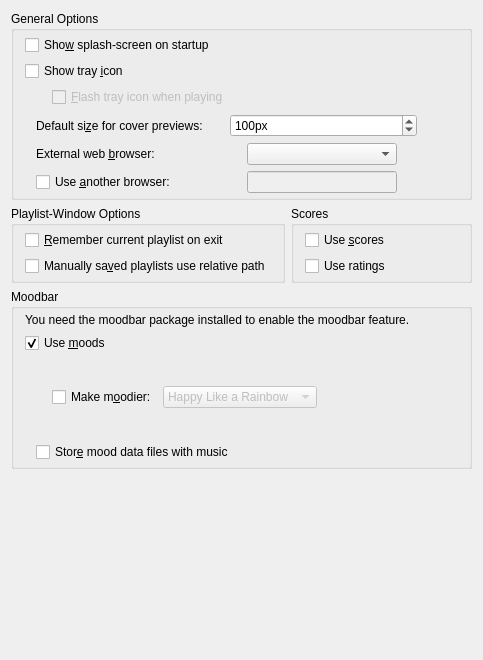
This is src/configdialog/dialogs/GeneralConfig.ui in KDE/amarok as Qt 5 draws it before an edit. The edited form follows.
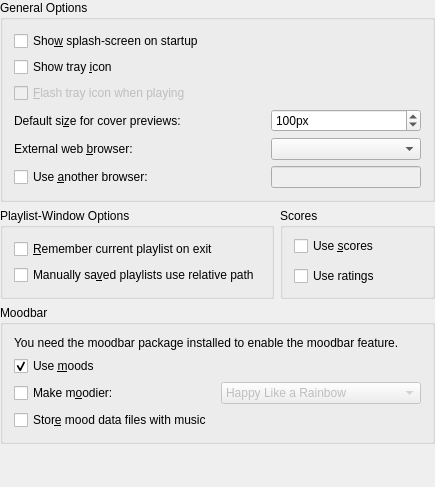
This is the edited form. Custom widgets are drawn as their Qt base class.

Commit message: Update config ui, merged two radio buttons, we have a lot more space now ~yay

```diff
--- a/src/configdialog/dialogs/GeneralConfig.ui
+++ b/src/configdialog/dialogs/GeneralConfig.ui
@@ -5,98 +5,21 @@
    <rect>
     <x>0</x>
     <y>0</y>
-    <width>478</width>
-    <height>660</height>
+    <width>435</width>
+    <height>487</height>
    </rect>
   </property>
-  <property name="sizePolicy" >
-   <sizepolicy vsizetype="Fixed" hsizetype="Fixed" >
-    <horstretch>0</horstretch>
-    <verstretch>0</verstretch>
-   </sizepolicy>
-  </property>
   <layout class="QGridLayout" name="gridLayout" >
+   <property name="margin" >
+    <number>0</number>
+   </property>
    <item row="0" column="0" >
     <widget class="QGroupBox" name="generalBox" >
      <property name="title" >
       <string>General Options</string>
      </property>
-     <layout class="QVBoxLayout" >
-      <property name="spacing" >
-       <number>6</number>
-      </property>
-      <property name="leftMargin" >
-       <number>11</number>
-      </property>
-      <property name="topMargin" >
-       <number>4</number>
-      </property>
-      <property name="rightMargin" >
-       <number>11</number>
-      </property>
-      <property name="bottomMargin" >
-       <number>4</number>
-      </property>
-      <item>
-       <widget class="QCheckBox" name="kcfg_ShowSplashscreen" >
-        <property name="toolTip" >
-         <string>Check to enable the splashscreen during Amarok startup.</string>
-        </property>
-        <property name="whatsThis" >
-         <string>Check to enable the splashscreen during Amarok startup.</string>
-        </property>
-        <property name="text" >
-         <string>Sho&amp;w splash-screen on startup</string>
-        </property>
-       </widget>
-      </item>
-      <item>
-       <widget class="QCheckBox" name="kcfg_ShowTrayIcon" >
-        <property name="toolTip" >
-         <string>Check to enable the Amarok system tray icon.</string>
-        </property>
-        <property name="whatsThis" >
-         <string>Check to enable the Amarok system tray icon.</string>
-        </property>
-        <property name="text" >
-         <string>Show tray &amp;icon</string>
-        </property>
-       </widget>
-      </item>
-      <item>
-       <layout class="QHBoxLayout" >
-        <property name="spacing" >
-         <number>6</number>
-        </property>
-        <property name="leftMargin" >
-         <number>11</number>
-        </property>
-        <property name="topMargin" >
-         <number>0</number>
-        </property>
-        <property name="rightMargin" >
-         <number>11</number>
-        </property>
-        <property name="bottomMargin" >
-         <number>0</number>
-        </property>
-        <item>
-         <spacer>
-          <property name="orientation" >
-           <enum>Qt::Vertical</enum>
-          </property>
-          <property name="sizeType" >
-           <enum>QSizePolicy::Expanding</enum>
-          </property>
-          <property name="sizeHint" stdset="0" >
-           <size>
-            <width>16</width>
-            <height>21</height>
-           </size>
-          </property>
-         </spacer>
-        </item>
-        <item>
+     <layout class="QGridLayout" name="gridLayout_2" >
+      <item row="2" column="0" colspan="3" >
          <widget class="QCheckBox" name="kcfg_AnimateTrayIcon" >
           <property name="enabled" >
            <bool>false</bool>
@@ -112,26 +35,7 @@
           </property>
          </widget>
         </item>
-       </layout>
-      </item>
-      <item>
-       <layout class="QHBoxLayout" >
-        <property name="spacing" >
-         <number>6</number>
-        </property>
-        <property name="leftMargin" >
-         <number>11</number>
-        </property>
-        <property name="topMargin" >
-         <number>0</number>
-        </property>
-        <property name="rightMargin" >
-         <number>11</number>
-        </property>
-        <property name="bottomMargin" >
-         <number>0</number>
-        </property>
-        <item>
+      <item row="3" column="0" colspan="2" >
          <widget class="QLabel" name="textLabel1" >
           <property name="toolTip" >
            <string>Size of the cover image in the context viewer in pixels.</string>
@@ -150,7 +54,7 @@
           </property>
          </widget>
         </item>
-        <item>
+      <item row="3" column="2" >
          <widget class="QSpinBox" name="kcfg_CoverPreviewSize" >
           <property name="toolTip" >
            <string>Size of the cover images in the context viewer in pixels.</string>
@@ -172,49 +76,8 @@
           </property>
          </widget>
         </item>
-        <item>
-         <spacer>
-          <property name="orientation" >
-           <enum>Qt::Vertical</enum>
-          </property>
-          <property name="sizeType" >
-           <enum>QSizePolicy::Expanding</enum>
-          </property>
-          <property name="sizeHint" stdset="0" >
-           <size>
-            <width>30</width>
-            <height>20</height>
-           </size>
-          </property>
-         </spacer>
-        </item>
-       </layout>
-      </item>
-      <item>
-       <layout class="QHBoxLayout" >
-        <property name="spacing" >
-         <number>6</number>
-        </property>
-        <property name="leftMargin" >
-         <number>11</number>
-        </property>
-        <property name="topMargin" >
-         <number>0</number>
-        </property>
-        <property name="rightMargin" >
-         <number>11</number>
-        </property>
-        <property name="bottomMargin" >
-         <number>0</number>
-        </property>
-        <item>
+      <item row="4" column="0" colspan="2" >
          <widget class="QLabel" name="textLabel1_2" >
-          <property name="minimumSize" >
-           <size>
-            <width>150</width>
-            <height>0</height>
-           </size>
-          </property>
           <property name="text" >
            <string>External web &amp;browser:</string>
           </property>
@@ -226,77 +89,21 @@
           </property>
          </widget>
         </item>
-        <item>
+      <item row="4" column="2" >
          <widget class="KComboBox" name="kComboBox_browser" >
-          <property name="sizePolicy" >
-           <sizepolicy vsizetype="Fixed" hsizetype="Fixed" >
-            <horstretch>0</horstretch>
-            <verstretch>0</verstretch>
-           </sizepolicy>
-          </property>
-          <property name="minimumSize" >
-           <size>
-            <width>150</width>
-            <height>0</height>
-           </size>
-          </property>
           <property name="toolTip" >
            <string>Choose the external web browser to be used by Amarok.</string>
           </property>
          </widget>
         </item>
-        <item>
-         <spacer>
-          <property name="orientation" >
-           <enum>Qt::Vertical</enum>
-          </property>
-          <property name="sizeType" >
-           <enum>QSizePolicy::Expanding</enum>
-          </property>
-          <property name="sizeHint" stdset="0" >
-           <size>
-            <width>50</width>
-            <height>21</height>
-           </size>
-          </property>
-         </spacer>
-        </item>
-       </layout>
-      </item>
-      <item>
-       <layout class="QHBoxLayout" >
-        <property name="spacing" >
-         <number>6</number>
-        </property>
-        <property name="leftMargin" >
-         <number>11</number>
-        </property>
-        <property name="topMargin" >
-         <number>0</number>
-        </property>
-        <property name="rightMargin" >
-         <number>11</number>
-        </property>
-        <property name="bottomMargin" >
-         <number>0</number>
-        </property>
-        <item>
+      <item row="5" column="0" colspan="2" >
          <widget class="QCheckBox" name="checkBox_customBrowser" >
-          <property name="enabled" >
-           <bool>true</bool>
-          </property>
-          <property name="minimumSize" >
-           <size>
-            <width>150</width>
-            <height>0</height>
-           </size>
-          </property>
           <property name="text" >
            <string>Use &amp;another browser:</string>
           </property>
          </widget>
         </item>
-        <item>
+      <item row="5" column="2" >
          <widget class="KLineEdit" name="kLineEdit_customBrowser" >
           <property name="enabled" >
            <bool>false</bool>
@@ -318,23 +125,31 @@
           </property>
          </widget>
         </item>
-        <item>
-         <spacer>
-          <property name="orientation" >
-           <enum>Qt::Vertical</enum>
-          </property>
-          <property name="sizeType" >
-           <enum>QSizePolicy::Expanding</enum>
-          </property>
-          <property name="sizeHint" stdset="0" >
-           <size>
-            <width>50</width>
-            <height>21</height>
-           </size>
-          </property>
-         </spacer>
-        </item>
-       </layout>
+      <item row="1" column="0" colspan="3" >
+       <widget class="QCheckBox" name="kcfg_ShowTrayIcon" >
+        <property name="toolTip" >
+         <string>Check to enable the Amarok system tray icon.</string>
+        </property>
+        <property name="whatsThis" >
+         <string>Check to enable the Amarok system tray icon.</string>
+        </property>
+        <property name="text" >
+         <string>Show tray &amp;icon</string>
+        </property>
+       </widget>
+      </item>
+      <item row="0" column="0" colspan="3" >
+       <widget class="QCheckBox" name="kcfg_ShowSplashscreen" >
+        <property name="toolTip" >
+         <string>Check to enable the splashscreen during Amarok startup.</string>
+        </property>
+        <property name="whatsThis" >
+         <string>Check to enable the splashscreen during Amarok startup.</string>
+        </property>
+        <property name="text" >
+         <string>Sho&amp;w splash-screen on startup</string>
+        </property>
+       </widget>
       </item>
      </layout>
      <zorder>kcfg_ShowTrayIcon</zorder>
@@ -348,23 +163,8 @@
        <property name="title" >
         <string>Playlist-Window Options</string>
        </property>
-       <layout class="QVBoxLayout" >
-        <property name="spacing" >
-         <number>6</number>
-        </property>
-        <property name="leftMargin" >
-         <number>11</number>
-        </property>
-        <property name="topMargin" >
-         <number>4</number>
-        </property>
-        <property name="rightMargin" >
-         <number>11</number>
-        </property>
-        <property name="bottomMargin" >
-         <number>4</number>
-        </property>
-        <item>
+       <layout class="QGridLayout" name="gridLayout_3" >
+        <item row="0" column="0" >
          <widget class="QCheckBox" name="kcfg_SavePlaylist" >
           <property name="toolTip" >
            <string>If checked, Amarok saves the current playlist on quit and restores it when restarted.&lt;br></string>
@@ -377,7 +177,7 @@
           </property>
          </widget>
         </item>
-        <item>
+        <item row="1" column="0" >
          <widget class="QCheckBox" name="kcfg_RelativePlaylist" >
           <property name="toolTip" >
            <string>If checked, Amarok uses a relative path for the tracks of manually saved playlists</string>
@@ -438,21 +238,15 @@
      <property name="title" >
       <string>Moodbar</string>
      </property>
-     <layout class="QGridLayout" >
-      <property name="topMargin" >
-       <number>4</number>
-      </property>
-      <property name="bottomMargin" >
-       <number>4</number>
-      </property>
-      <item row="0" column="0" >
+     <layout class="QGridLayout" name="gridLayout_4" >
+      <item row="0" column="0" colspan="2" >
        <widget class="QLabel" name="moodbarHelpLabel" >
         <property name="text" >
          <string>You need the moodbar package installed to enable the moodbar feature.</string>
         </property>
        </widget>
       </item>
-      <item row="1" column="0" >
+      <item row="1" column="0" colspan="2" >
        <widget class="QCheckBox" name="kcfg_ShowMoodbar" >
         <property name="enabled" >
          <bool>true</bool>
@@ -472,39 +266,6 @@
        </widget>
       </item>
       <item row="2" column="0" >
-       <layout class="QHBoxLayout" >
-        <property name="spacing" >
-         <number>6</number>
-        </property>
-        <property name="leftMargin" >
-         <number>11</number>
-        </property>
-        <property name="topMargin" >
-         <number>0</number>
-        </property>
-        <property name="rightMargin" >
-         <number>11</number>
-        </property>
-        <property name="bottomMargin" >
-         <number>0</number>
-        </property>
-        <item>
-         <spacer>
-          <property name="orientation" >
-           <enum>Qt::Vertical</enum>
-          </property>
-          <property name="sizeType" >
-           <enum>QSizePolicy::Expanding</enum>
-          </property>
-          <property name="sizeHint" stdset="0" >
-           <size>
-            <width>16</width>
-            <height>21</height>
-           </size>
-          </property>
-         </spacer>
-        </item>
-        <item>
          <widget class="QCheckBox" name="kcfg_MakeMoodier" >
           <property name="enabled" >
            <bool>true</bool>
@@ -520,7 +281,7 @@
           </property>
          </widget>
         </item>
-        <item>
+      <item row="2" column="1" >
          <widget class="QComboBox" name="kcfg_AlterMood" >
           <property name="enabled" >
            <bool>false</bool>
@@ -542,42 +303,7 @@
           </item>
          </widget>
         </item>
-        <item>
-         <spacer>
-          <property name="orientation" >
-           <enum>Qt::Vertical</enum>
-          </property>
-          <property name="sizeType" >
-           <enum>QSizePolicy::Expanding</enum>
-          </property>
-          <property name="sizeHint" stdset="0" >
-           <size>
-            <width>130</width>
-            <height>20</height>
-           </size>
-          </property>
-         </spacer>
-        </item>
-       </layout>
-      </item>
-      <item row="3" column="0" >
-       <layout class="QHBoxLayout" >
-        <property name="spacing" >
-         <number>6</number>
-        </property>
-        <property name="leftMargin" >
-         <number>11</number>
-        </property>
-        <property name="topMargin" >
-         <number>0</number>
-        </property>
-        <property name="rightMargin" >
-         <number>11</number>
-        </property>
-        <property name="bottomMargin" >
-         <number>0</number>
-        </property>
-        <item>
+      <item row="3" column="0" colspan="2" >
          <widget class="QCheckBox" name="kcfg_MoodsWithMusic" >
           <property name="enabled" >
            <bool>true</bool>
@@ -594,8 +320,6 @@
          </widget>
         </item>
        </layout>
-      </item>
-     </layout>
     </widget>
    </item>
    <item row="3" column="0" >
@@ -606,7 +330,7 @@
      <property name="sizeHint" stdset="0" >
       <size>
        <width>20</width>
-       <height>150</height>
+       <height>0</height>
       </size>
      </property>
     </spacer>
```
Left out of the diff: 2 changed lines with no effect on the pictures. Lines whose indentation alone changed are shown as unchanged. The commit also changes 1 other file.
